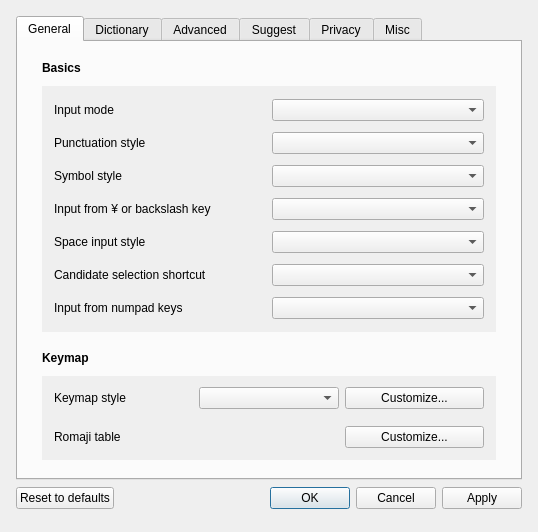
This is src/gui/config_dialog/config_dialog.ui in yoshikiobata/mozc as Qt 5 draws it before an edit. The edited form follows.
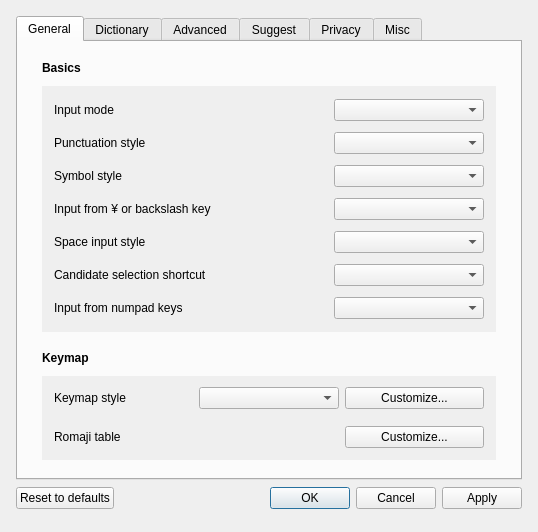
This is the edited form. Custom widgets are drawn as their Qt base class.

The edit to the form file:
```diff
--- a/src/gui/config_dialog/config_dialog.ui
+++ b/src/gui/config_dialog/config_dialog.ui
@@ -99,7 +99,7 @@
         <height>246</height>
        </rect>
       </property>
-      <layout class="QGridLayout" name="gridLayout">
+      <layout class="QGridLayout" name="gridLayout" columnstretch="2,1">
     <property name="topMargin">
      <number>8</number>
     </property>
```
